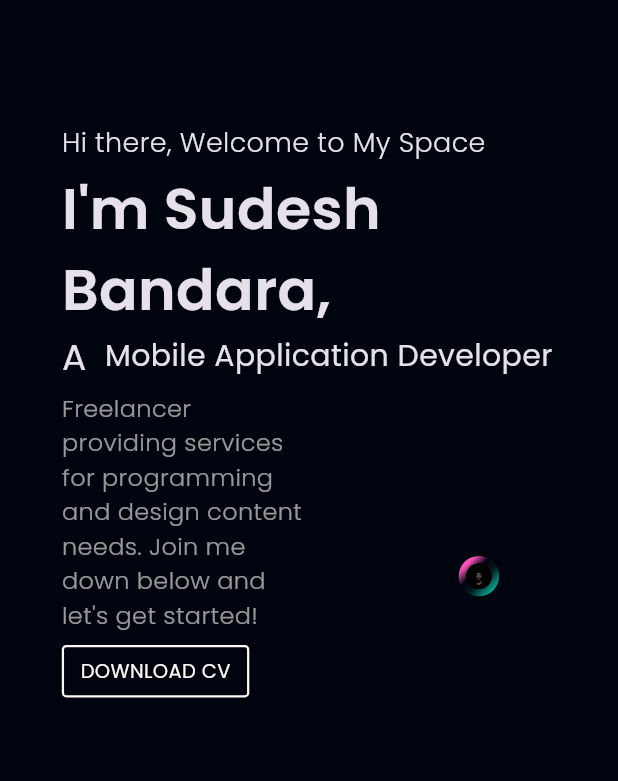
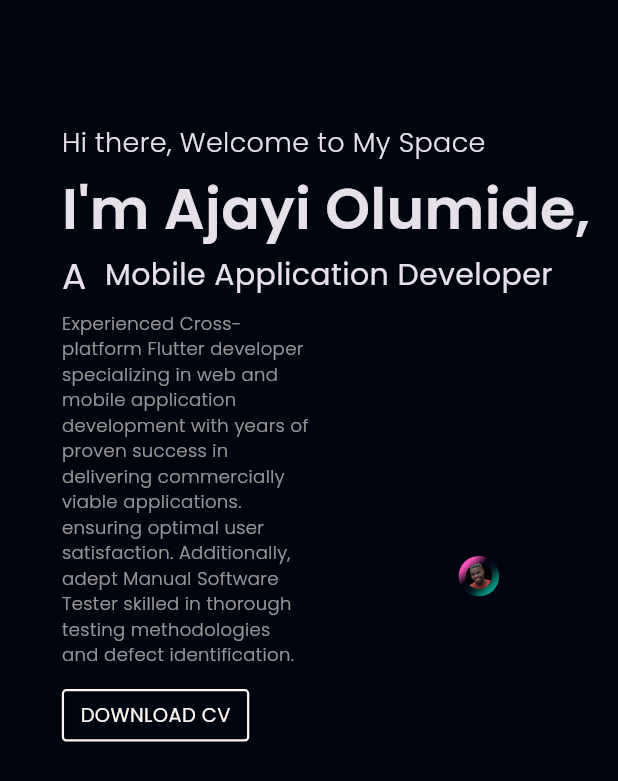
Before and after one commit to olumighty-aj/my_portfolio, a Flutter app: the HomeTab widget shown alone on an empty page, opened directly, on a phone screen of 412 x 824 dp. Shown: the top 781 px of the screen. Run offline on Flutter 3.47's test engine with Material 3 defaults, Android fonts, the phone set to English and light mode, and no system bars; drawn by our look-alikes of animated_text_kit; our stand-ins replace bloc, carousel_slider, connectivity_plus, flutter_bloc, flutter_svg, scrollable_positioned_list and 1 more; missing offline and left inert: universal_html; network calls fail.

Commit message:
Header has been updated

```diff
--- a/lib/app/sections/home/home_tab.dart
+++ b/lib/app/sections/home/home_tab.dart
@@ -83,14 +83,16 @@ class HomeTab extends StatelessWidget {
                   ),
                 ),
                 Space.y(1.5.w)!,
-                Padding(
+                Expanded(
+                  child: Padding(
                     padding: EdgeInsets.only(right: 50.w),
                     child: Text(
                       miniDescription,
                       style: TextStyle(
-                        fontSize: isFontSize(context, 16),
+                          fontSize: isFontSize(context, 12),
                           fontWeight: FontWeight.w100,
                           color: theme.textColor.withOpacity(0.6)),
+                    ),
                   ),
                 ),
                 Space.y(2.w)!,
--- a/lib/app/widgets/navbar_logo.dart
+++ b/lib/app/widgets/navbar_logo.dart
@@ -20,7 +20,7 @@ class NavBarLogo extends StatelessWidget {
       mainAxisSize: MainAxisSize.min,
       children: [
         Text("< ", style: textSty),
-        Text("Sudesh", style: textSty),
+        Text("Ajayi", style: textSty),
         Text(
           Responsive.isDesktop(context) ? " />\t\t" : " />",
           style: textSty,
--- a/lib/changes/strings.dart
+++ b/lib/changes/strings.dart
@@ -1,19 +1,19 @@
 String hellotag = '''Hi there, Welcome to My Space  ''';
 
-String yourname = "I'm Sudesh Bandara,";
+String yourname = "I'm Ajayi Olumide,";
 // String hometitle2 = "A Mobile Application\nDeveloper";
 
 String animationtxt1 = " Mobile Application Developer";
-String animationtxt2 = " UI/UX Designer";
+String animationtxt2 = " Manual Software Tester";
 String animationtxt3 = " Web Developer";
 
 //
-String contactHeadding = "Let’s try my service now!";
+String contactHeadding = "Experience my service now!";
 String contactSubHeadding =
-    "Let’s work together and make everything super cute and super useful.";
+    "Let's collaborate to create both aesthetically pleasing and highly functional solutions.";
 //
 String miniDescription =
-    "Freelancer providing services for programming and design content needs. Join me down below and let's get started!";
+    "Experienced Cross-platform Flutter developer specializing in web and mobile application development with years of proven success in delivering commercially viable applications.  ensuring optimal user satisfaction. Additionally, adept Manual Software Tester skilled in thorough testing methodologies and defect identification.";
 
 String servicesSubHeading =
     "Since the beginning of my journey as a freelance designer and developer, I've worked in startups and collaborated with talented people to create digital products for both business and consumer use. I offer a wide range of services, including brand design, programming and teaching.";
--- a/lib/core/animations/zoom_animation.dart
+++ b/lib/core/animations/zoom_animation.dart
@@ -92,7 +92,7 @@ class _ZoomAnimationsState extends State<ZoomAnimations>
               image: const DecorationImage(
                 fit: BoxFit.cover,
                 alignment: Alignment.bottomLeft,
-                image: AssetImage('assets/imgs/IMG_0107.png'),
+                image: AssetImage('assets/imgs/olumide.jpg'),
               ),
             ),
           ),
```
Also changed, not shown: assets/imgs/olumide.jpg (added). Lines whose indentation alone changed are shown as unchanged.
